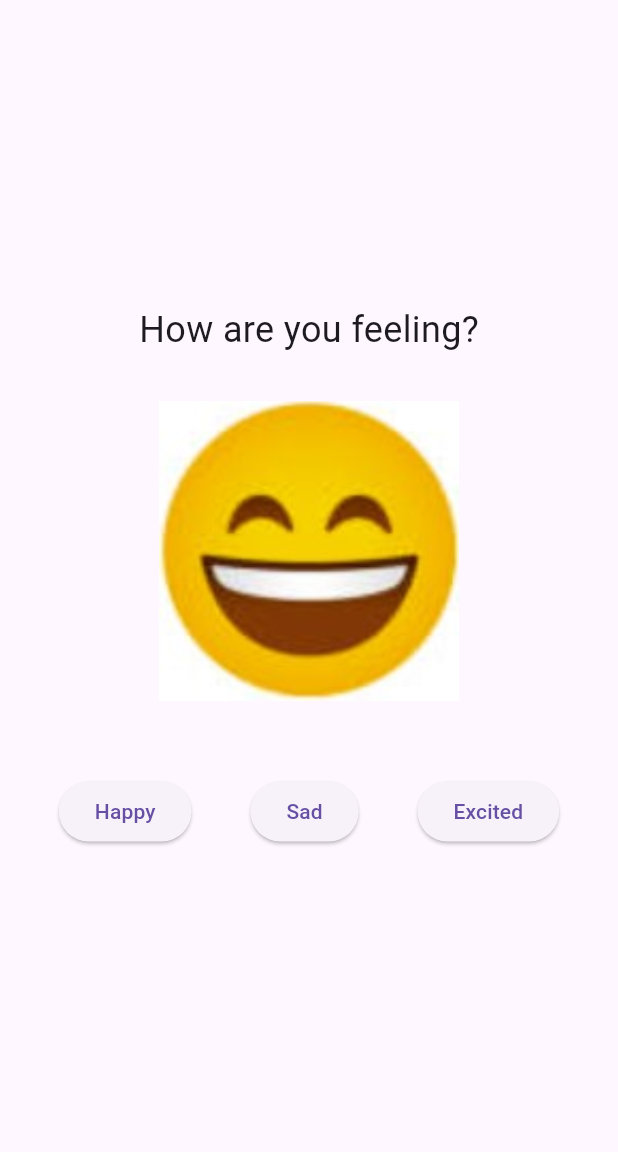
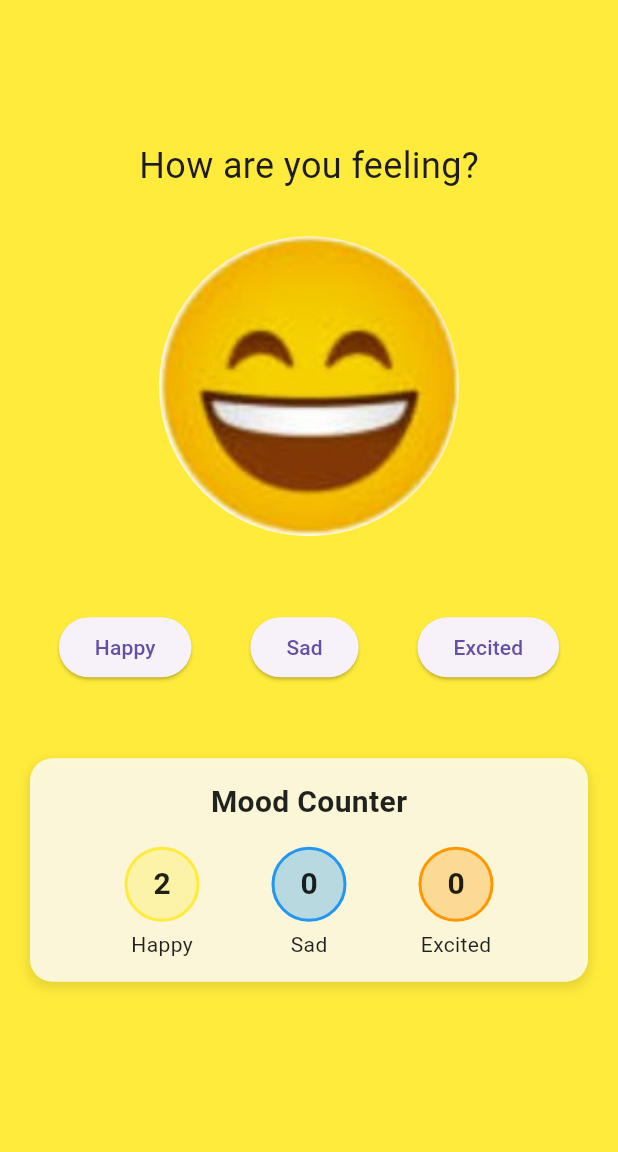
Before and after one commit to hasmika123/inclass7, a Flutter app: the screen it shows after launch, after a tap on "Happy", on a phone screen of 412 x 824 dp, the part 84-1236 px from its top. Run offline on Flutter 3.47's test engine with Material 3 defaults, Android fonts, the phone set to English and light mode, and no system bars.

Commit message:
Challenge 1 & 2

```diff
--- a/lib/main.dart
+++ b/lib/main.dart
@@ -3,8 +3,11 @@ import 'package:provider/provider.dart';
 
 void main() {
   runApp(
-    ChangeNotifierProvider(
-      create: (context) => MoodModel(),
+    MultiProvider(
+      providers: [
+        ChangeNotifierProvider(create: (context) => MoodModel()),
+        ChangeNotifierProvider(create: (context) => ThemeModel()),
+      ],
       child: MyApp(),
     ),
   );
@@ -13,23 +16,89 @@ void main() {
 // Mood Model - The "Brain" of our app
 class MoodModel with ChangeNotifier {
   String _currentMood = 'happy';
+  Color _backgroundColor = Colors.yellow;
+  Map<String, int> _moodCounts = {
+    'happy': 1, // Start with 1 since happy is the default
+    'sad': 0,
+    'excited': 0,
+  };
 
   String get currentMood => _currentMood;
+  Color get backgroundColor => _backgroundColor;
+  Map<String, int> get moodCounts => _moodCounts;
 
   void setHappy() {
     _currentMood = 'happy';
+    _backgroundColor = Colors.yellow;
+    _moodCounts['happy'] = _moodCounts['happy']! + 1;
     notifyListeners();
   }
 
   void setSad() {
     _currentMood = 'sad';
+    _backgroundColor = Colors.blue;
+    _moodCounts['sad'] = _moodCounts['sad']! + 1;
     notifyListeners();
   }
 
   void setExcited() {
     _currentMood = 'excited';
+    _backgroundColor = Colors.orange;
+    _moodCounts['excited'] = _moodCounts['excited']! + 1;
     notifyListeners();
   }
+}
+
+// Theme Model - Manages different theme packs
+class ThemeModel with ChangeNotifier {
+  String _currentTheme = 'default';
+
+  String get currentTheme => _currentTheme;
+
+  // Theme pack definitions
+  Map<String, Map<String, dynamic>> get themePacks => {
+    'default': {
+      'name': 'Default',
+      'happy': Colors.yellow,
+      'sad': Colors.blue,
+      'excited': Colors.orange,
+      'textColor': Colors.black,
+      'cardColor': Colors.white.withOpacity(0.8),
+    },
+    'dark': {
+      'name': 'Dark',
+      'happy': Colors.amber.shade800,
+      'sad': Colors.indigo.shade800,
+      'excited': Colors.deepOrange.shade800,
+      'textColor': Colors.white,
+      'cardColor': Colors.grey.shade800.withOpacity(0.9),
+    },
+    'pastel': {
+      'name': 'Pastel',
+      'happy': Colors.yellow.shade200,
+      'sad': Colors.blue.shade200,
+      'excited': Colors.orange.shade200,
+      'textColor': Colors.grey.shade700,
+      'cardColor': Colors.white.withOpacity(0.9),
+    },
+  };
+
+  // Get current theme colors
+  Color getBackgroundColor(String mood) {
+    return themePacks[_currentTheme]![mood] as Color;
+  }
+
+  Color get textColor => themePacks[_currentTheme]!['textColor'] as Color;
+  Color get cardColor => themePacks[_currentTheme]!['cardColor'] as Color;
+
+  // Change theme
+  void setTheme(String theme) {
+    _currentTheme = theme;
+    notifyListeners();
+  }
+
+  // Get available themes
+  List<String> get availableThemes => themePacks.keys.toList();
 }
 
 // Main App Widget
@@ -48,7 +117,10 @@ class MyApp extends StatelessWidget {
 class HomePage extends StatelessWidget {
   @override
   Widget build(BuildContext context) {
+    return Consumer<MoodModel>(
+      builder: (context, moodModel, child) {
         return Scaffold(
+          backgroundColor: moodModel.backgroundColor,
           appBar: AppBar(title: Text('Mood Toggle Challenge')),
           body: Center(
             child: Column(
@@ -59,9 +131,13 @@ class HomePage extends StatelessWidget {
                 MoodDisplay(),
                 SizedBox(height: 50),
                 MoodButtons(),
+                SizedBox(height: 30),
+                MoodCounter(),
               ],
             ),
           ),
+        );
+      },
     );
   }
 }
@@ -72,12 +148,15 @@ class MoodDisplay extends StatelessWidget {
   Widget build(BuildContext context) {
     return Consumer<MoodModel>(
       builder: (context, moodModel, child) {
-        return Container(
+        return ClipRRect(
+          borderRadius: BorderRadius.circular(100), // Makes it circular
+          child: Container(
             width: 200,
             height: 200,
             child: Image.asset(
               'assets/${moodModel.currentMood}.jpg',
               fit: BoxFit.cover,
+            ),
           ),
         );
       },
@@ -114,3 +193,85 @@ class MoodButtons extends StatelessWidget {
     );
   }
 }
+
+// Widget that displays mood selection counts
+class MoodCounter extends StatelessWidget {
+  @override
+  Widget build(BuildContext context) {
+    return Consumer<MoodModel>(
+      builder: (context, moodModel, child) {
+        return Container(
+          margin: EdgeInsets.all(20),
+          padding: EdgeInsets.all(15),
+          decoration: BoxDecoration(
+            color: Colors.white.withOpacity(0.8),
+            borderRadius: BorderRadius.circular(15),
+            boxShadow: [
+              BoxShadow(
+                color: Colors.black.withOpacity(0.1),
+                spreadRadius: 1,
+                blurRadius: 5,
+                offset: Offset(0, 3),
+              ),
+            ],
+          ),
+          child: Column(
+            children: [
+              Text(
+                'Mood Counter',
+                style: TextStyle(
+                  fontSize: 20,
+                  fontWeight: FontWeight.bold,
+                  color: Colors.black87,
+                ),
+              ),
+              SizedBox(height: 15),
+              Row(
+                mainAxisAlignment: MainAxisAlignment.spaceEvenly,
+                children: [
+                  _buildCounterItem('Happy', moodModel.moodCounts['happy']!, Colors.yellow),
+                  _buildCounterItem('Sad', moodModel.moodCounts['sad']!, Colors.blue),
+                  _buildCounterItem('Excited', moodModel.moodCounts['excited']!, Colors.orange),
+                ],
+              ),
+            ],
+          ),
+        );
+      },
+    );
+  }
+
+  Widget _buildCounterItem(String mood, int count, Color color) {
+    return Column(
+      children: [
+        Container(
+          width: 50,
+          height: 50,
+          decoration: BoxDecoration(
+            color: color.withOpacity(0.3),
+            borderRadius: BorderRadius.circular(25),
+            border: Border.all(color: color, width: 2),
+          ),
+          child: Center(
+            child: Text(
+              count.toString(),
+              style: TextStyle(
+                fontSize: 20,
+                fontWeight: FontWeight.bold,
+                color: Colors.black87,
+              ),
+            ),
+          ),
+        ),
+        SizedBox(height: 5),
+        Text(
+          mood,
+          style: TextStyle(
+            fontSize: 14,
+            color: Colors.black87,
+          ),
+        ),
+      ],
+    );
+  }
+}
```
Lines whose indentation alone changed are shown as unchanged.
